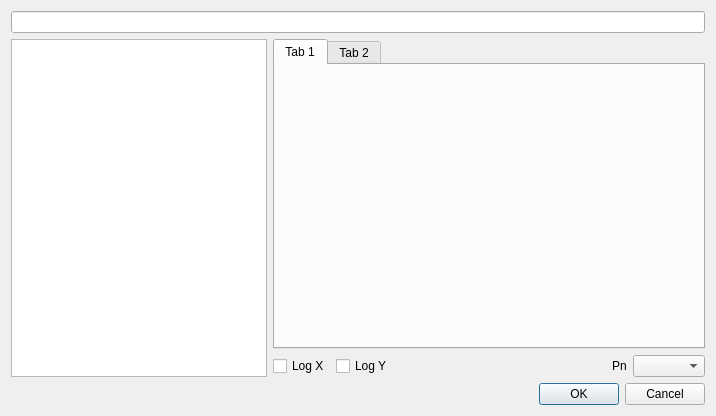
The window that doctors/gui/xsectiondialog.ui (eNorris/thesis) describes before a commit, drawn with Qt 5.
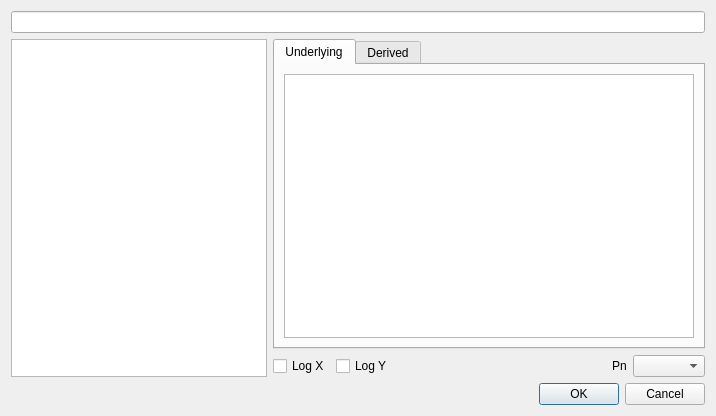
The same window after the commit. The open tabs and pages were chosen to show the change.

Commit message: Updated the XSection dialog so it now has tabs to display raw data and evaluated data

```diff
--- a/doctors/gui/xsectiondialog.ui
+++ b/doctors/gui/xsectiondialog.ui
@@ -39,12 +39,17 @@
         <widget class="QTabWidget" name="tabWidget">
          <widget class="QWidget" name="tab">
           <attribute name="title">
-           <string>Tab 1</string>
+           <string>Underlying</string>
           </attribute>
+          <layout class="QVBoxLayout" name="verticalLayout_3">
+           <item>
+            <widget class="QColumnView" name="columnView"/>
+           </item>
+          </layout>
          </widget>
          <widget class="QWidget" name="tab_2">
           <attribute name="title">
-           <string>Tab 2</string>
+           <string>Derived</string>
           </attribute>
          </widget>
         </widget>
```
Left out of the diff: 3 changed lines with no effect on the pictures. The commit also changes 1 other file.
